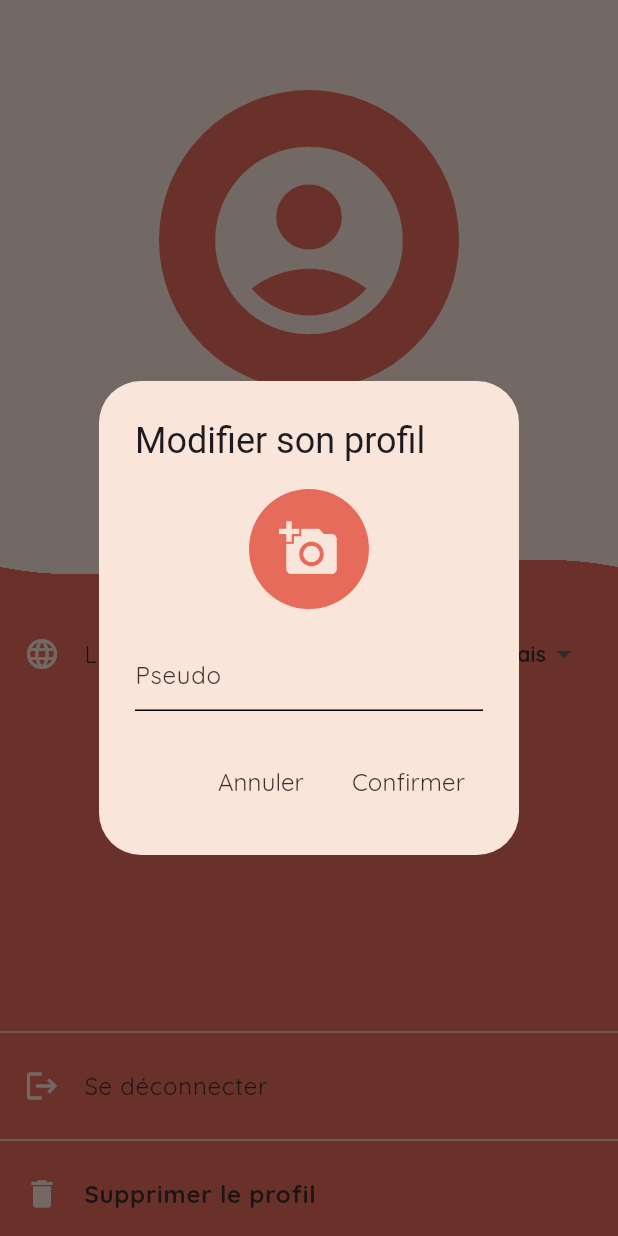
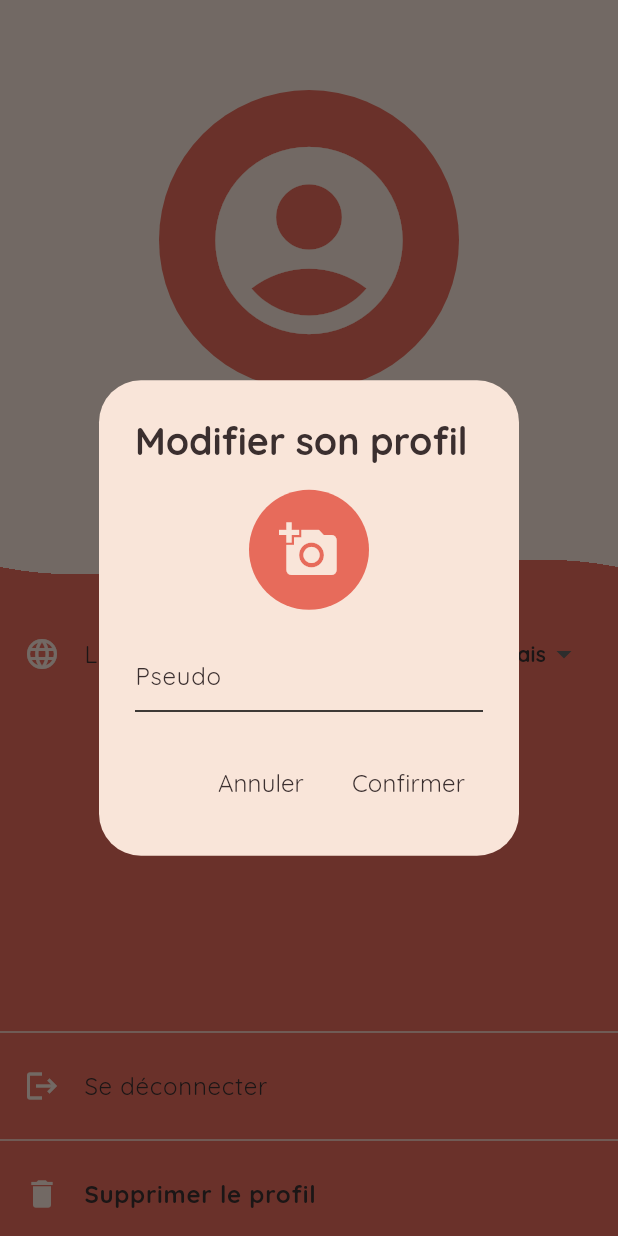
Before and after one commit to MatteoPasselergue/cooking-recipe-diary, a Flutter app: the ProfileScreen screen opened directly, after a tap on the "edit" icon, on a phone screen of 412 x 824 dp. Run offline on Flutter 3.47's test engine with Material 3 defaults, Android fonts, the phone set to English and light mode, and no system bars; our stand-ins replace cached_network_image, flutter_cache_manager, image_picker, shared_preferences; accounts and stored records are empty; network calls fail.

Commit message:
Add style to Dialog
- Add style to dialog

```diff
--- a/lib/widgets/category/AddCategoryDialog.dart
+++ b/lib/widgets/category/AddCategoryDialog.dart
@@ -23,7 +23,7 @@
 
     return AlertDialog(
       backgroundColor: AppConfig.primaryColor,
-      title: Text(LocalizationService.translate("add_category")),
+      title: Text(LocalizationService.translate("add_category"), style: AppTheme.textButtonDialogStyle.copyWith(fontWeight: FontWeight.bold, fontSize: 25),),
       content: SizedBox(
         width: double.maxFinite,
         child: SingleChildScrollView(
--- a/lib/widgets/category/EditCategoryDialog.dart
+++ b/lib/widgets/category/EditCategoryDialog.dart
@@ -34,7 +34,7 @@
 
     return AlertDialog(
       backgroundColor: AppConfig.primaryColor,
-      title: Text(LocalizationService.translate("edit_category")),
+      title: Text(LocalizationService.translate("edit_category"), style: AppTheme.textButtonDialogStyle.copyWith(fontWeight: FontWeight.bold, fontSize: 25),),
       content: SizedBox(
         width: double.maxFinite,
         child: SingleChildScrollView(
--- a/lib/widgets/dialogs/AddProfilDialog.dart
+++ b/lib/widgets/dialogs/AddProfilDialog.dart
@@ -36,7 +36,7 @@
   Widget build(BuildContext context) {
     return AlertDialog(
       backgroundColor: AppConfig.primaryColor,
-      title: Text(LocalizationService.translate("add_profile")),
+      title: Text(LocalizationService.translate("add_profile"), style: AppTheme.textButtonDialogStyle.copyWith(fontWeight: FontWeight.bold, fontSize: 25)),
       content: SingleChildScrollView(
         child: Column(
           mainAxisSize: MainAxisSize.min,
--- a/lib/widgets/dialogs/ConfirmationDialog.dart
+++ b/lib/widgets/dialogs/ConfirmationDialog.dart
@@ -13,7 +13,7 @@
   Widget build(BuildContext context) {
     return AlertDialog(
       backgroundColor: AppConfig.primaryColor,
-      title: Text(title, style: TextStyle(color: AppConfig.textColor)),
+      title: Text(title, style: TextStyle(color: AppConfig.textColor, fontWeight: FontWeight.bold, fontFamily: "Rokkitt", fontSize: 25)),
       content: Text(message, style: TextStyle(color: AppConfig.textColor)),
       actions: [
         TextButton(
--- a/lib/widgets/dialogs/EditProfilDialog.dart
+++ b/lib/widgets/dialogs/EditProfilDialog.dart
@@ -48,7 +48,7 @@
   Widget build(BuildContext context) {
     return AlertDialog(
       backgroundColor: AppConfig.primaryColor,
-      title: Text(LocalizationService.translate("edit_profile")),
+      title: Text(LocalizationService.translate("edit_profile"), style: AppTheme.textButtonDialogStyle.copyWith(fontWeight: FontWeight.bold, fontSize: 25),),
       content: SingleChildScrollView(
         child: Column(
           mainAxisSize: MainAxisSize.min,
--- a/lib/widgets/profile/ProfileBodyContainer.dart
+++ b/lib/widgets/profile/ProfileBodyContainer.dart
@@ -1,9 +1,7 @@
-import 'package:cooking_recipe_diary/screens/ProfileSelectionScreen.dart';
 import 'package:flutter/material.dart';
 import 'package:provider/provider.dart';
 
 import '../../providers/LanguageProvider.dart';
-import '../../providers/UserProvider.dart';
 import '../../services/LocalizationService.dart';
 import '../../utils/AppConfig.dart';
 import '../dialogs/ConfirmationDialog.dart';
@@ -42,6 +40,7 @@
                       style: TextStyle(color: AppConfig.textColor),
                     ),
                     trailing: DropdownButton<String>(
+                      dropdownColor: AppConfig.primaryColor,
                       value: languageProvider.locale,
                       underline: SizedBox(),
                       items: languageProvider.availableLocales.map((localeMap) {
@@ -76,6 +75,7 @@
                         },
                       );
                       if(shouldLogout == true){
+                        Navigator.of(context).popUntil((route) => route.isFirst);
                         Navigator.of(context).pushReplacement(
                           MaterialPageRoute(builder: (context) => LogoutScreen(delete: false,)),
                         );
@@ -100,6 +100,7 @@
                         },
                       );
                       if (shouldDelete == true){
+                        Navigator.of(context).popUntil((route) => route.isFirst);
                         Navigator.of(context).pushReplacement(
                           MaterialPageRoute(builder: (context) => LogoutScreen(delete: true,)),
                         );
```
